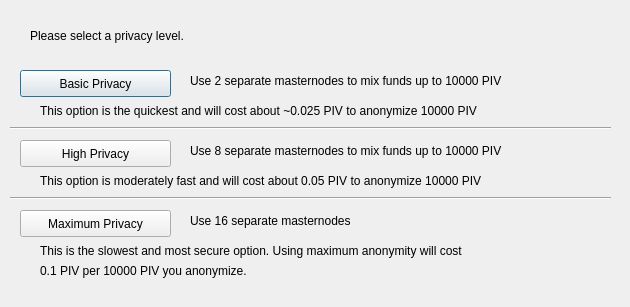
First picture: the form in src/qt/forms/obfuscationconfig.ui, repository chavezcoin-project/arepacoin, before the edit.
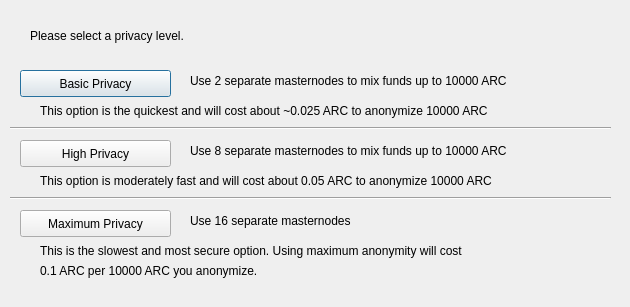
Second picture: the form after the edit.

```diff
--- a/src/qt/forms/obfuscationconfig.ui
+++ b/src/qt/forms/obfuscationconfig.ui
@@ -75,7 +75,7 @@
     </rect>
    </property>
    <property name="text">
-    <string>Use 2 separate masternodes to mix funds up to 10000 PIV</string>
+    <string>Use 2 separate masternodes to mix funds up to 10000 ARC</string>
    </property>
   </widget>
   <widget class="QLabel" name="label_3">
@@ -88,7 +88,7 @@
     </rect>
    </property>
    <property name="text">
-    <string>Use 8 separate masternodes to mix funds up to 10000 PIV</string>
+    <string>Use 8 separate masternodes to mix funds up to 10000 ARC</string>
    </property>
   </widget>
   <widget class="QLabel" name="label_4">
@@ -114,7 +114,7 @@
     </rect>
    </property>
    <property name="text">
-    <string>This option is the quickest and will cost about ~0.025 PIV to anonymize 10000 PIV</string>
+    <string>This option is the quickest and will cost about ~0.025 ARC to anonymize 10000 ARC</string>
    </property>
   </widget>
   <widget class="QLabel" name="label_7">
@@ -127,7 +127,7 @@
     </rect>
    </property>
    <property name="text">
-    <string>This option is moderately fast and will cost about 0.05 PIV to anonymize 10000 PIV</string>
+    <string>This option is moderately fast and will cost about 0.05 ARC to anonymize 10000 ARC</string>
    </property>
   </widget>
   <widget class="QLabel" name="label_8">
@@ -153,7 +153,7 @@
     </rect>
    </property>
    <property name="text">
-    <string>0.1 PIV per 10000 PIV you anonymize.</string>
+    <string>0.1 ARC per 10000 ARC you anonymize.</string>
    </property>
   </widget>
   <widget class="Line" name="line">
```
